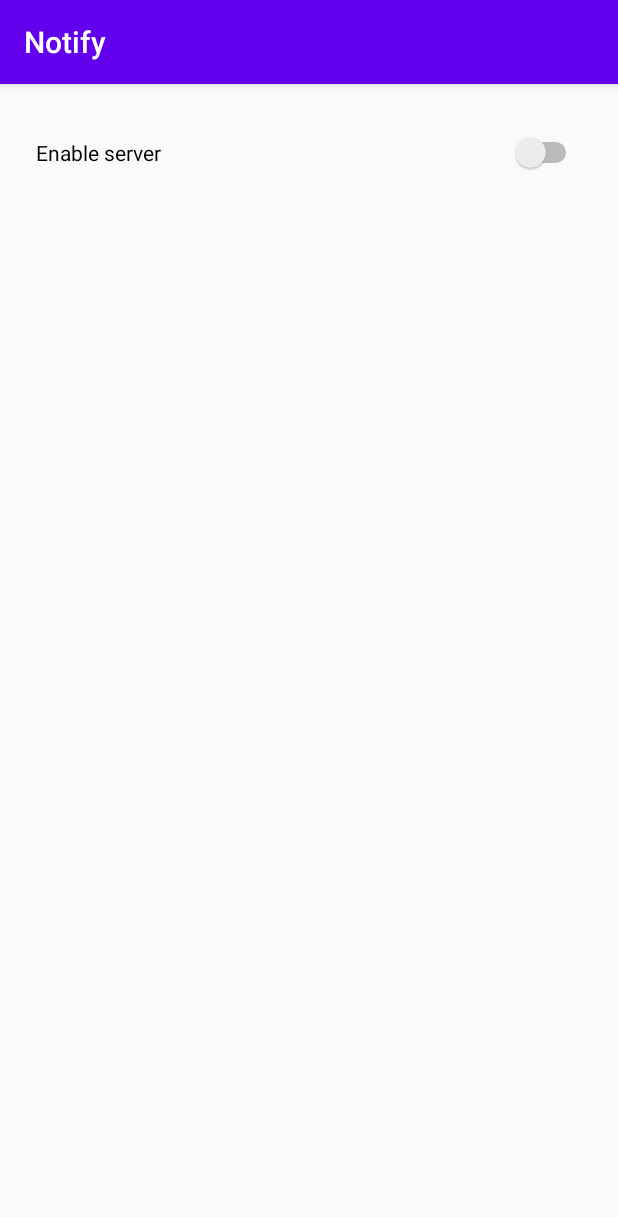
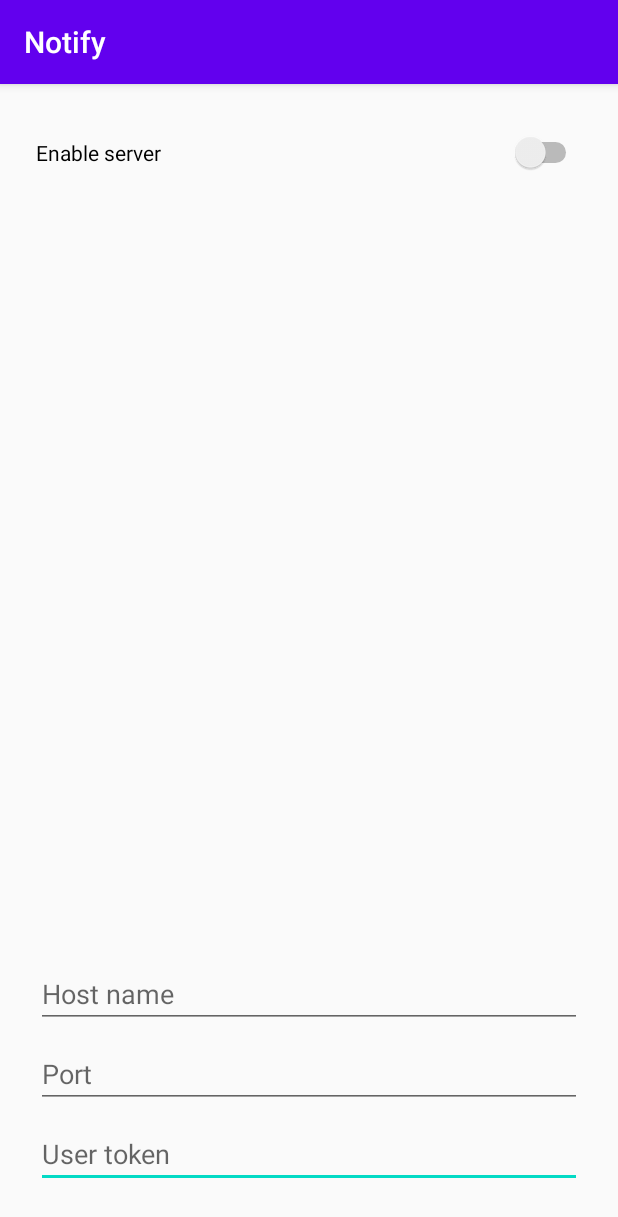
Before and after one commit to jLantxa/server, an Android app: the screen it shows after launch (MainActivity), on a phone screen of 412 x 824 dp. Shown: the top 1217 px of the screen. Run offline under Robolectric (Android 15) with nearby library versions, the phone set to English and light mode, and no system bars.

Commit message:
[Notify] Login sequence

```diff
--- a/app/Notify/app/src/main/AndroidManifest.xml
+++ b/app/Notify/app/src/main/AndroidManifest.xml
@@ -17,11 +17,6 @@
             android:enabled="true"
             android:exported="true"></service>
 
-        <service
-            android:name=".NotificationJobService"
-            android:exported="true"
-            android:permission="android.permission.BIND_JOB_SERVICE" />
-
         <activity android:name=".MainActivity">
             <intent-filter>
                 <action android:name="android.intent.action.MAIN" />
--- a/app/Notify/app/src/main/java/org/jlantxa/notify/MainActivity.java
+++ b/app/Notify/app/src/main/java/org/jlantxa/notify/MainActivity.java
@@ -1,12 +1,9 @@
 package org.jlantxa.notify;
 
-import android.app.job.JobInfo;
-import android.app.job.JobScheduler;
-import android.content.ComponentName;
 import android.content.Intent;
 import android.os.Bundle;
-import android.util.Log;
 import android.widget.CompoundButton;
+import android.widget.EditText;
 import android.widget.Switch;
 
 import androidx.appcompat.app.AppCompatActivity;
@@ -15,22 +12,16 @@ public class MainActivity extends AppCompatActivity
 {
     private static final String TAG = "Notify";
 
-    private JobScheduler mJobScheduler;
-    private JobInfo mNotificationJobInfo;
     private Switch mSwEnableServer;
+
+    private EditText mHostNameEditText;
+    private EditText mPortEditText;
+    private EditText mUserTokenEditText;
 
     @Override
     protected void onCreate(Bundle savedInstanceState) {
         super.onCreate(savedInstanceState);
         setContentView(R.layout.activity_main);
-
-        // JobInfo for the NotificationJObService
-        mJobScheduler = getSystemService(JobScheduler.class);
-        JobInfo.Builder builder =
-                new JobInfo.Builder(0, new ComponentName(getApplicationContext(), NotificationJobService.class))
-                .setPeriodic(15 * 60 * 1000)  // 15 minutes
-                .setRequiredNetworkType(JobInfo.NETWORK_TYPE_ANY);
-        mNotificationJobInfo = builder.build();
 
         mSwEnableServer = findViewById(R.id.swEnableServer);
         mSwEnableServer.setOnCheckedChangeListener(new CompoundButton.OnCheckedChangeListener() {
@@ -43,6 +34,10 @@ public class MainActivity extends AppCompatActivity
                 }
             }
         });
+
+        mHostNameEditText = findViewById(R.id.teHostName);
+        mPortEditText = findViewById(R.id.tePort);
+        mUserTokenEditText = findViewById(R.id.teToken);
     }
 
     @Override
@@ -52,7 +47,19 @@ public class MainActivity extends AppCompatActivity
     }
 
     private void startNotifyService() {
+        final String hostName = mHostNameEditText.getText().toString();
+        final int port = Integer.parseInt(mPortEditText.getText().toString());
+        final String token = mUserTokenEditText.getText().toString();
+
+        if (hostName.length() == 0 || port < 1024 || token.length() == 0) {
+            mSwEnableServer.setChecked(false);
+            return;
+        }
+
         Intent intent = new Intent(this, NotificationService.class);
+        intent.putExtra("host", hostName);
+        intent.putExtra("port", port);
+        intent.putExtra("token", token);
         startService(intent);
     }
 
@@ -60,16 +67,4 @@ public class MainActivity extends AppCompatActivity
         Intent intent = new Intent(this, NotificationService.class);
         stopService(intent);
     }
-
-    private void scheduleNotificationJobService() {
-        Log.d(TAG, "scheduleNotificationJobService");
-        NotificationJobService service = new NotificationJobService();
-        service.startThread();
-        mJobScheduler.schedule(mNotificationJobInfo);
-    }
-
-    private void cancelNotificationJobService() {
-        mJobScheduler.cancel(mNotificationJobInfo.getId());
-    }
-
 }
--- a/app/Notify/app/src/main/java/org/jlantxa/notify/server/Server.java
+++ /dev/null
@@ -1,6 +0,0 @@
-package org.jlantxa.notify.server;
-
-public class Server {
-    public static final String HOST_NAME = "hostname";
-    public static final int NOTIFICATION_SERVER_PORT = 9999;
-}
--- a/app/Notify/app/src/main/res/layout/activity_main.xml
+++ b/app/Notify/app/src/main/res/layout/activity_main.xml
@@ -17,4 +17,47 @@
         app:layout_constraintEnd_toEndOf="parent"
         app:layout_constraintStart_toStartOf="parent"
         app:layout_constraintTop_toTopOf="parent" />
+
+    <EditText
+        android:id="@+id/teToken"
+        android:layout_width="0dp"
+        android:layout_height="wrap_content"
+        android:layout_marginStart="24dp"
+        android:layout_marginEnd="24dp"
+        android:layout_marginBottom="32dp"
+        android:ems="10"
+        android:hint="User token"
+        android:inputType="textPersonName"
+        app:layout_constraintBottom_toBottomOf="parent"
+        app:layout_constraintEnd_toEndOf="parent"
+        app:layout_constraintStart_toStartOf="parent" />
+
+    <EditText
+        android:id="@+id/teHostName"
+        android:layout_width="0dp"
+        android:layout_height="wrap_content"
+        android:layout_marginStart="24dp"
+        android:layout_marginEnd="24dp"
+        android:layout_marginBottom="8dp"
+        android:ems="10"
+        android:hint="Host name"
+        android:inputType="textPersonName"
+        app:layout_constraintBottom_toTopOf="@+id/tePort"
+        app:layout_constraintEnd_toEndOf="parent"
+        app:layout_constraintStart_toStartOf="parent" />
+
+    <EditText
+        android:id="@+id/tePort"
+        android:layout_width="0dp"
+        android:layout_height="wrap_content"
+        android:layout_marginStart="24dp"
+        android:layout_marginEnd="24dp"
+        android:layout_marginBottom="8dp"
+        android:ems="10"
+        android:hint="Port"
+        android:inputType="numberSigned"
+        app:layout_constraintBottom_toTopOf="@+id/teToken"
+        app:layout_constraintEnd_toEndOf="parent"
+        app:layout_constraintStart_toStartOf="parent" />
+
 </androidx.constraintlayout.widget.ConstraintLayout>
--- a/app/Notify/build.gradle
+++ b/app/Notify/build.gradle
@@ -5,7 +5,7 @@ buildscript {
         jcenter()
     }
     dependencies {
-        classpath "com.android.tools.build:gradle:4.0.1"
+        classpath 'com.android.tools.build:gradle:4.1.0'
 
         // NOTE: Do not place your application dependencies here; they belong
         // in the individual module build.gradle files
```
Also changed, not shown: app/Notify/app/src/main/java/org/jlantxa/notify/NotificationJobService.java (deleted, +0 -85 lines), app/Notify/app/src/main/java/org/jlantxa/notify/NotificationService.java (+58 -104 lines), app/Notify/app/src/main/java/org/jlantxa/notify/server/Message.java (+23 -2 lines), app/Notify/gradle/wrapper/gradle-wrapper.properties, 7 other files.
